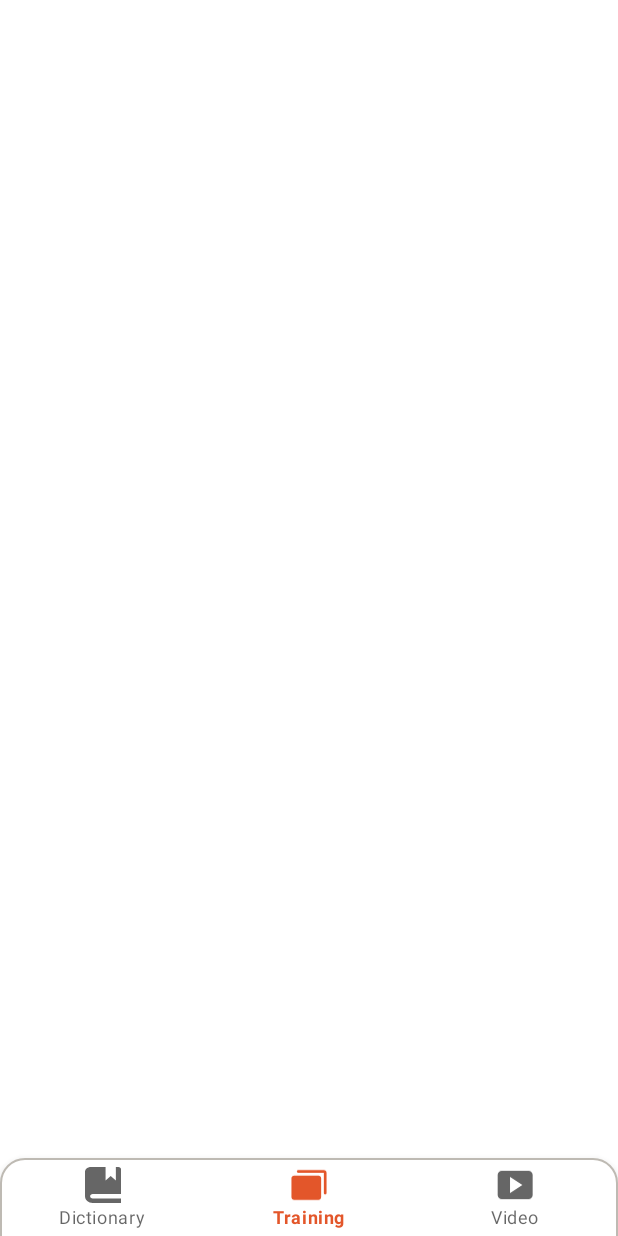
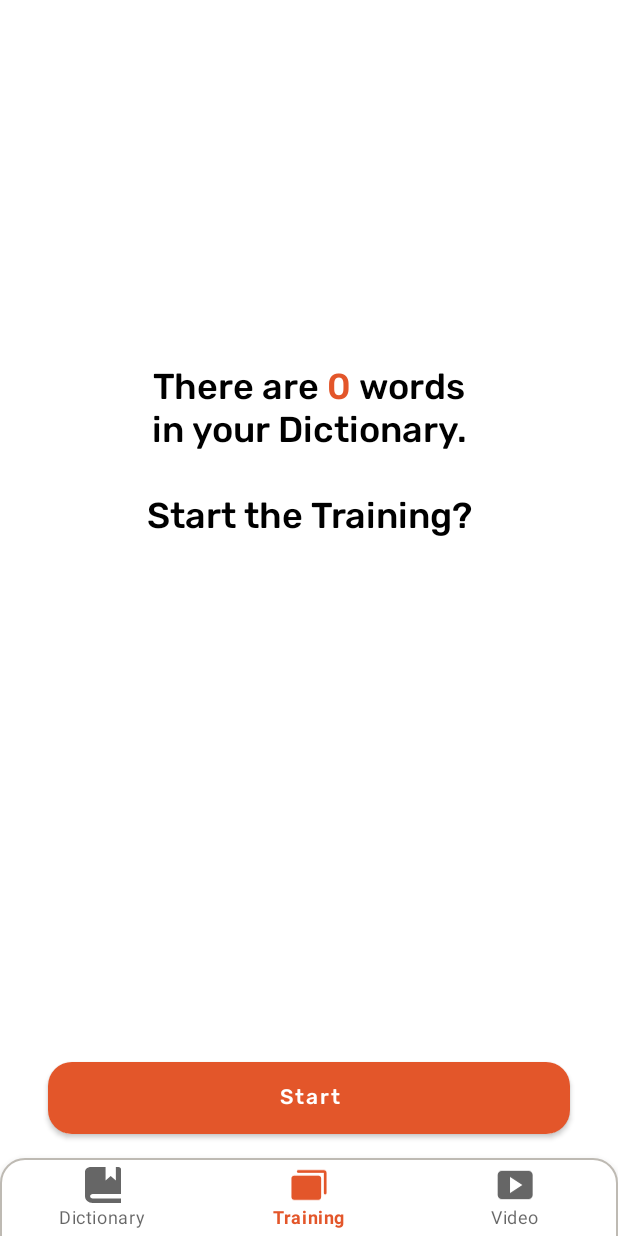
Before and after one commit to astyd256/English-Vocabulary-Android-App, an Android app: the DictionaryFragment screen opened directly, with no data from a screen before it, item 2 of the bottom bar chosen, on a phone screen of 412 x 824 dp. Run offline under Robolectric (Android 15) with nearby library versions, the phone set to English and light mode, and no system bars; our stand-ins replace Room's generated code, Volley.

Commit message:
Added Training screen, linked label with database real values.

```diff
--- a/app/src/main/java/com/tsu/firstlab/database/WordDao.kt
+++ b/app/src/main/java/com/tsu/firstlab/database/WordDao.kt
@@ -17,4 +17,8 @@ interface WordDao  {
     @Query("SELECT * FROM word WHERE word = :word")
     fun findWordWithMeanings(word: String): List<WordWithMeanings>
 
+    @Transaction
+    @Query("SELECT COUNT(*) FROM word ")
+    fun getSize(): Int
+
 }
--- a/app/src/main/java/com/tsu/firstlab/fragments/TrainingFragment.kt
+++ b/app/src/main/java/com/tsu/firstlab/fragments/TrainingFragment.kt
@@ -1,60 +1,44 @@
 package com.tsu.firstlab.fragments
 
+import android.graphics.Color
 import android.os.Bundle
+import android.text.Spannable
+import android.text.SpannableString
+import android.text.style.ForegroundColorSpan
 import androidx.fragment.app.Fragment
 import android.view.LayoutInflater
 import android.view.View
 import android.view.ViewGroup
 import com.tsu.firstlab.R
+import com.tsu.firstlab.database.WordDao
+import com.tsu.firstlab.database.WordDatabase
+import com.tsu.firstlab.databinding.FragmentDictionaryBinding
+import com.tsu.firstlab.databinding.FragmentTrainingBinding
+import kotlinx.coroutines.GlobalScope
+import kotlinx.coroutines.launch
 
-// TODO: Rename parameter arguments, choose names that match
-// the fragment initialization parameters, e.g. ARG_ITEM_NUMBER
-private const val ARG_PARAM1 = "param1"
-private const val ARG_PARAM2 = "param2"
-
-/**
- * A simple [Fragment] subclass.
- * Use the [TrainingFragment.newInstance] factory method to
- * create an instance of this fragment.
- */
 class TrainingFragment : Fragment() {
-    // TODO: Rename and change types of parameters
-    private var param1: String? = null
-    private var param2: String? = null
+    private lateinit var binding: FragmentTrainingBinding
+    private lateinit var dao: WordDao
 
     override fun onCreate(savedInstanceState: Bundle?) {
         super.onCreate(savedInstanceState)
-        arguments?.let {
-            param1 = it.getString(ARG_PARAM1)
-            param2 = it.getString(ARG_PARAM2)
-        }
+        binding = FragmentTrainingBinding.inflate(layoutInflater)
+        dao = WordDatabase.getDatabase(requireContext()).wordDao
+
     }
 
     override fun onCreateView(
         inflater: LayoutInflater, container: ViewGroup?,
         savedInstanceState: Bundle?
     ): View? {
+        GlobalScope.launch{
+            val size = dao.getSize()
+            val spannable: Spannable = SpannableString("There are $size words\nin your Dictionary.\n\nStart the Training?")
+            spannable.setSpan(ForegroundColorSpan(Color.parseColor("#E3562A")), 10, 10 + size.toString().length, Spannable.SPAN_EXCLUSIVE_EXCLUSIVE)
+            binding.textView.text = spannable
+        }
         // Inflate the layout for this fragment
-        return inflater.inflate(R.layout.fragment_training, container, false)
-    }
-
-    companion object {
-        /**
-         * Use this factory method to create a new instance of
-         * this fragment using the provided parameters.
-         *
-         * @param param1 Parameter 1.
-         * @param param2 Parameter 2.
-         * @return A new instance of fragment TrainingFragment.
-         */
-        // TODO: Rename and change types and number of parameters
-        @JvmStatic
-        fun newInstance(param1: String, param2: String) =
-            TrainingFragment().apply {
-                arguments = Bundle().apply {
-                    putString(ARG_PARAM1, param1)
-                    putString(ARG_PARAM2, param2)
-                }
-            }
+        return binding.root
     }
 }
--- a/app/src/main/res/layout/fragment_training.xml
+++ b/app/src/main/res/layout/fragment_training.xml
@@ -1,8 +1,39 @@
 <?xml version="1.0" encoding="utf-8"?>
-<FrameLayout xmlns:android="http://schemas.android.com/apk/res/android"
+<androidx.constraintlayout.widget.ConstraintLayout xmlns:android="http://schemas.android.com/apk/res/android"
+    xmlns:app="http://schemas.android.com/apk/res-auto"
     xmlns:tools="http://schemas.android.com/tools"
     android:layout_width="match_parent"
     android:layout_height="match_parent"
     tools:context=".fragments.TrainingFragment">
 
-</FrameLayout>
+    <Button
+        android:id="@+id/button2"
+        android:layout_width="0dp"
+        android:layout_height="wrap_content"
+        android:layout_marginStart="32dp"
+        android:layout_marginEnd="32dp"
+        android:layout_marginBottom="16dp"
+        android:fontFamily="@font/rubik_medium"
+        android:insetTop="0dp"
+        android:insetBottom="0dp"
+        android:text="@string/training_button"
+        android:textAllCaps="false"
+        app:cornerRadius="16dp"
+        app:layout_constraintBottom_toBottomOf="parent"
+        app:layout_constraintEnd_toEndOf="parent"
+        app:layout_constraintStart_toStartOf="parent" />
+
+    <TextView
+        android:id="@+id/textView"
+        android:layout_width="wrap_content"
+        android:layout_height="wrap_content"
+        android:layout_marginTop="240dp"
+        android:fontFamily="@font/rubik_medium"
+        android:gravity="center_horizontal|top"
+        android:text="@string/training_header"
+        android:textColor="@color/black"
+        android:textSize="24sp"
+        app:layout_constraintEnd_toEndOf="parent"
+        app:layout_constraintStart_toStartOf="parent"
+        app:layout_constraintTop_toTopOf="parent" />
+</androidx.constraintlayout.widget.ConstraintLayout>
--- a/app/src/main/res/values/strings.xml
+++ b/app/src/main/res/values/strings.xml
@@ -35,4 +35,6 @@
     <string name="dictionary_navbar_button2">Training</string>
     <string name="dictionary_navbar_button3">Video</string>
     <string name="example_string"><font color='#65AAEA'>Example: </font></string>
+    <string name="training_button">Start</string>
+    <string name="training_header">There are <font color='#E3562A'>25</font> words\nin your Dictionary.\n\nStart the Training?</string>
 </resources>
```
